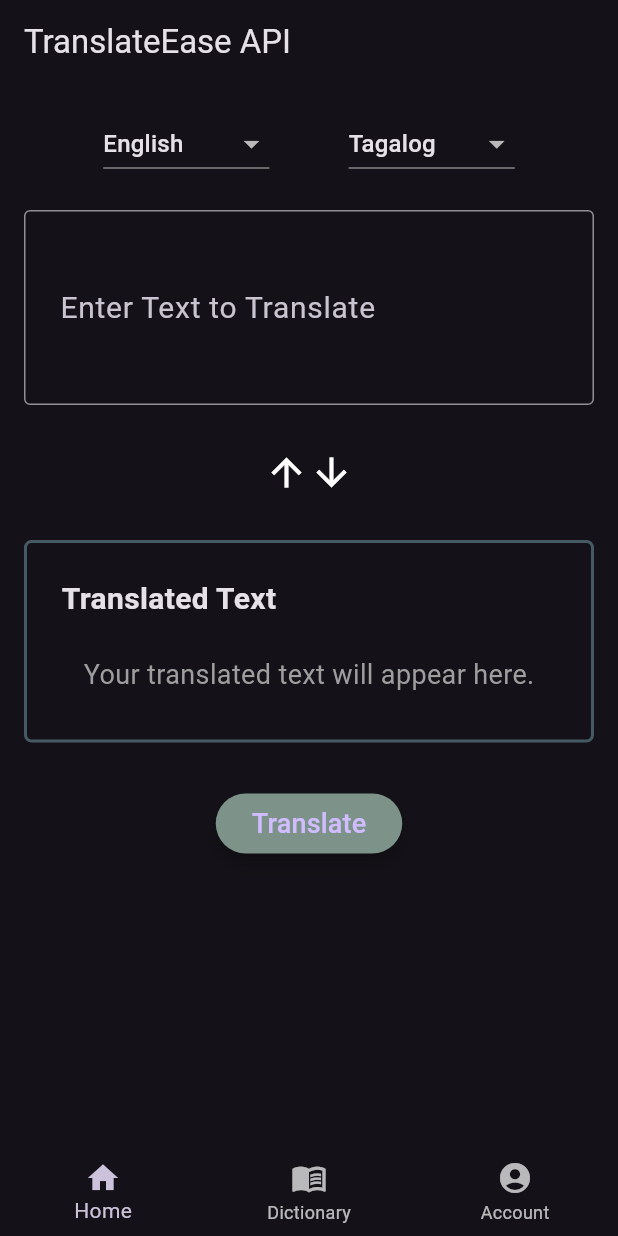
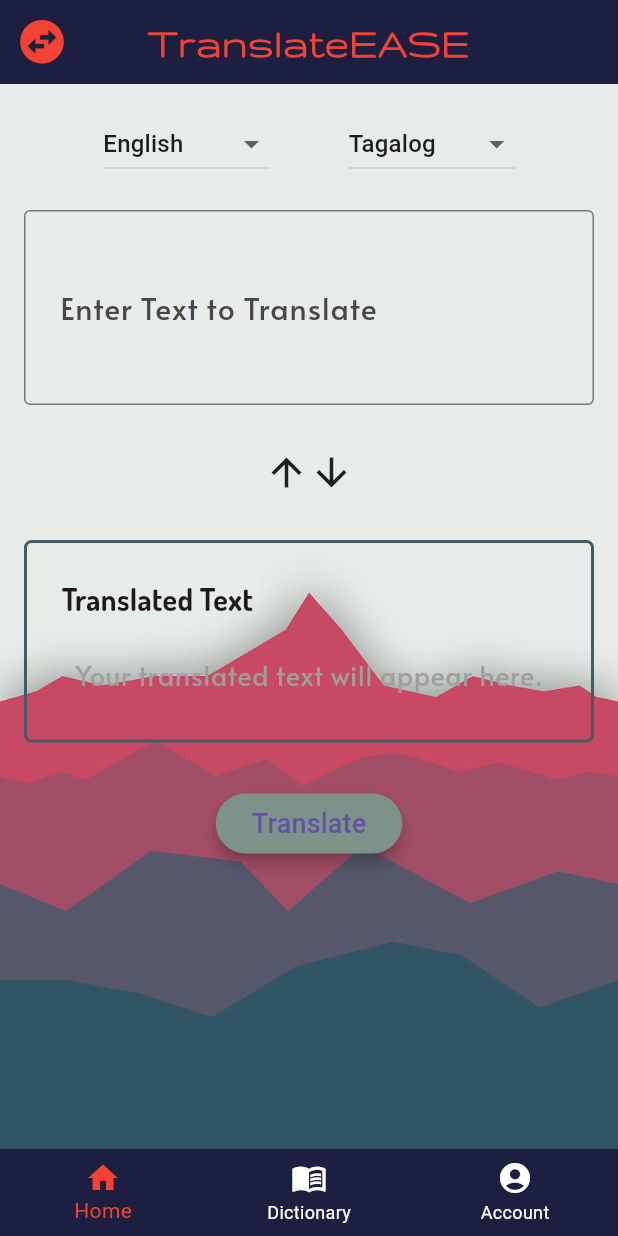
Before and after one commit to iiivannn/Project_API, a Flutter app: the screen it shows after launch, on a phone screen of 412 x 824 dp. Run offline on Flutter 3.47's test engine with Material 3 defaults, Android fonts, the phone set to English and light mode, and no system bars; our stand-ins replace flutter_spinkit.

Commit message:
commitment1

```diff
--- a/lib/navigation/nav_bar.dart
+++ b/lib/navigation/nav_bar.dart
@@ -21,13 +21,38 @@ class _NavBarState extends State<NavBar> {
 
   @override
   Widget build(BuildContext context) {
-    return Scaffold(
+    return MaterialApp(
+      home: Container(
+        decoration: const BoxDecoration(
+          image: DecorationImage(
+            image: AssetImage('image/Wallpaper_4.jpg'),
+          ),
+        ),
+        child: Scaffold(
+          backgroundColor: Colors.white10,
           appBar: AppBar(
-        title: const Text('TranslateEase API'),
+            iconTheme: const IconThemeData(color: Colors.red, size: 35),
+            leading: const Icon(Icons.swap_horizontal_circle),
+            centerTitle: true,
+            flexibleSpace: Container(
+                decoration: const BoxDecoration(
+              color: Color.fromARGB(255, 28, 31, 63),
+            )),
+            title: const Text(
+              'TranslateEASE',
+              style: TextStyle(
+                  fontFamily: 'Gruppo',
+                  color: Colors.red,
+                  fontWeight: FontWeight.bold,
+                  fontSize: 30),
+            ),
           ),
           body: _pages[_currentIndex],
           bottomNavigationBar: BottomNavigationBar(
+            backgroundColor: const Color.fromARGB(255, 28, 31, 63),
             currentIndex: _currentIndex,
+            selectedItemColor: Colors.red,
+            unselectedItemColor: Colors.white,
             onTap: (index) {
               setState(() {
                 _currentIndex = index;
@@ -48,6 +73,8 @@ class _NavBarState extends State<NavBar> {
               ),
             ],
           ),
+        ),
+      ),
     );
   }
 }
--- a/lib/screen/home_screen.dart
+++ b/lib/screen/home_screen.dart
@@ -14,7 +14,7 @@ class HomePage extends StatefulWidget {
 class _HomePageState extends State<HomePage> {
   String txt = '';
   String? translatedText;
-  List<String> selectedLanguages = ['English', 'English']; // Default values
+  List<String> selectedLanguages = ['English', 'Tagalog']; // Default values
 
   void translateText() async {
     final transText =
@@ -27,6 +27,7 @@ class _HomePageState extends State<HomePage> {
   @override
   Widget build(BuildContext context) {
     return Scaffold(
+      backgroundColor: Colors.white10,
       body: SingleChildScrollView(
         child: Padding(
           padding: const EdgeInsets.all(16.0),
@@ -55,13 +56,13 @@ class _HomePageState extends State<HomePage> {
                       width: 2.0,
                     ),
                   ),
-                  labelStyle: TextStyle(fontSize: 20.0),
+                  labelStyle: TextStyle(fontFamily: 'Alata', fontSize: 20.0),
                   contentPadding: EdgeInsets.symmetric(
                     horizontal: 20.0,
                     vertical: 20.0,
                   ), // Set the desired padding
                 ),
-                style: const TextStyle(fontSize: 20.0),
+                style: const TextStyle(fontFamily: 'Alata', fontSize: 20.0),
                 maxLines: 3,
               ),
               const SizedBox(height: 30.0),
@@ -90,6 +91,7 @@ class _HomePageState extends State<HomePage> {
                       child: const Text(
                         'Translated Text',
                         style: TextStyle(
+                          fontFamily: 'Dosis',
                           fontSize: 20.0,
                           fontWeight: FontWeight.bold,
                         ),
@@ -100,8 +102,10 @@ class _HomePageState extends State<HomePage> {
                       child: Text(
                         translatedText ??
                             'Your translated text will appear here.',
-                        style:
-                            const TextStyle(fontSize: 18.0, color: Colors.grey),
+                        style: const TextStyle(
+                            fontFamily: 'Alata',
+                            fontSize: 18.0,
+                            color: Colors.grey),
                       ),
                     ),
                     const SizedBox(
```
Also changed, not shown: pubspec.yaml (+27 -63 lines), fonts/Alata-Regular.ttf (added), fonts/BebasNeue-Regular.ttf (added), fonts/Bungee-Regular.ttf (added), fonts/Dosis-VariableFont_wght.ttf (added), fonts/Gruppo-Regular.ttf (added), fonts/RubikMonoOne-Regular.ttf (added), image/Wallpaper_1.jpg (added), image/Wallpaper_2.jpg (added), image/Wallpaper_3.gif (added), image/Wallpaper_4.jpg (added), pubspec.lock. Lines whose indentation alone changed are shown as unchanged.
